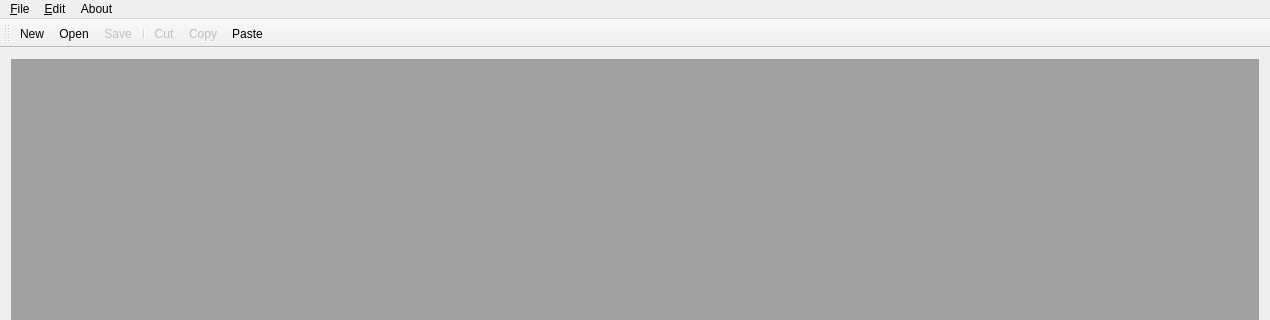
Qt form mainwindow.ui (sddwbbs/cw-sub) before a commit; both pictures show x 0 to 1270 and y 0 to 320 of the 1270 by 669 pixel window.
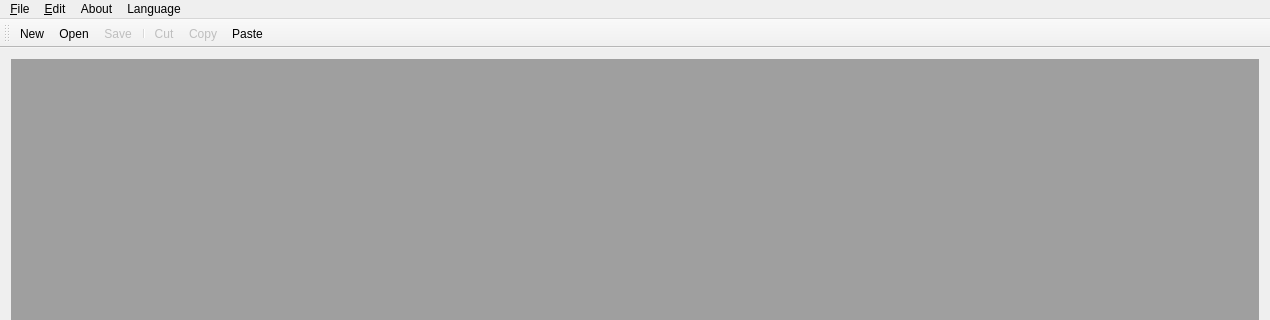
The same form after that commit. Icons and pictures are not drawn.

Patch:
```diff
--- a/mainwindow.ui
+++ b/mainwindow.ui
@@ -69,9 +69,15 @@
     </property>
     <addaction name="actionAbout_author"/>
    </widget>
+   <widget class="QMenu" name="menuLanguage">
+    <property name="title">
+     <string>Language</string>
+    </property>
+   </widget>
    <addaction name="menuFile"/>
    <addaction name="menuEdit"/>
    <addaction name="menuAbout"/>
+   <addaction name="menuLanguage"/>
   </widget>
   <widget class="QToolBar" name="mainToolBar">
    <attribute name="toolBarArea">
```
Left out of the diff: 10 changed lines with no effect on the pictures.
